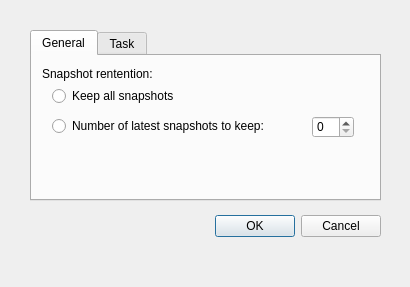
Old version of the form resources/options.ui in the repository mnchapel/packy.
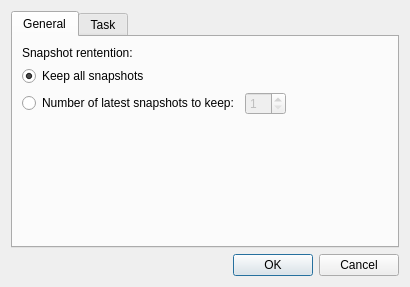
New version of the form.

Commit message: Update the options gui and add the code to open it.

```diff
--- a/resources/options.ui
+++ b/resources/options.ui
@@ -13,31 +13,9 @@
   <property name="windowTitle">
    <string>Options</string>
   </property>
-  <widget class="QDialogButtonBox" name="buttonBox">
-   <property name="geometry">
-    <rect>
-     <x>170</x>
-     <y>210</y>
-     <width>211</width>
-     <height>32</height>
-    </rect>
-   </property>
-   <property name="orientation">
-    <enum>Qt::Horizontal</enum>
-   </property>
-   <property name="standardButtons">
-    <set>QDialogButtonBox::Cancel|QDialogButtonBox::Ok</set>
-   </property>
-  </widget>
+  <layout class="QVBoxLayout" name="verticalLayout">
+   <item>
   <widget class="QTabWidget" name="tabWidget">
-   <property name="geometry">
-    <rect>
-     <x>30</x>
-     <y>30</y>
-     <width>351</width>
-     <height>171</height>
-    </rect>
-   </property>
    <property name="currentIndex">
     <number>0</number>
    </property>
@@ -45,114 +23,133 @@
     <attribute name="title">
      <string>General</string>
     </attribute>
-    <widget class="QLabel" name="label_2">
-     <property name="geometry">
-      <rect>
-       <x>10</x>
-       <y>10</y>
-       <width>121</width>
-       <height>16</height>
-      </rect>
-     </property>
-     <property name="text">
-      <string>Snapshot rentention:</string>
-     </property>
-    </widget>
+      <layout class="QGridLayout" name="gridLayout">
+       <item row="2" column="1">
     <widget class="QSpinBox" name="spinBox">
-     <property name="geometry">
-      <rect>
-       <x>280</x>
-       <y>60</y>
-       <width>42</width>
-       <height>22</height>
-      </rect>
-     </property>
-    </widget>
+         <property name="enabled">
+          <bool>false</bool>
+         </property>
+         <property name="minimum">
+          <number>1</number>
+         </property>
+        </widget>
+       </item>
+       <item row="1" column="0">
     <widget class="QRadioButton" name="radioButton_4">
-     <property name="geometry">
-      <rect>
-       <x>20</x>
-       <y>30</y>
-       <width>121</width>
-       <height>20</height>
-      </rect>
-     </property>
      <property name="text">
       <string>Keep all snapshots</string>
      </property>
-    </widget>
+         <property name="checked">
+          <bool>true</bool>
+         </property>
+        </widget>
+       </item>
+       <item row="0" column="0">
+        <widget class="QLabel" name="label_2">
+         <property name="text">
+          <string>Snapshot rentention:</string>
+         </property>
+        </widget>
+       </item>
+       <item row="2" column="0">
     <widget class="QRadioButton" name="radioButton_5">
-     <property name="geometry">
-      <rect>
-       <x>20</x>
-       <y>60</y>
-       <width>221</width>
-       <height>20</height>
-      </rect>
-     </property>
      <property name="text">
       <string>Number of latest snapshots to keep:</string>
      </property>
     </widget>
+       </item>
+       <item row="3" column="0">
+        <spacer name="verticalSpacer">
+         <property name="orientation">
+          <enum>Qt::Vertical</enum>
+         </property>
+         <property name="sizeHint" stdset="0">
+          <size>
+           <width>20</width>
+           <height>40</height>
+          </size>
+         </property>
+        </spacer>
+       </item>
+       <item row="2" column="2">
+        <spacer name="horizontalSpacer">
+         <property name="orientation">
+          <enum>Qt::Horizontal</enum>
+         </property>
+         <property name="sizeHint" stdset="0">
+          <size>
+           <width>40</width>
+           <height>20</height>
+          </size>
+         </property>
+        </spacer>
+       </item>
+      </layout>
    </widget>
    <widget class="QWidget" name="tab_task">
     <attribute name="title">
      <string>Task</string>
     </attribute>
+      <layout class="QVBoxLayout" name="verticalLayout_2">
+       <item>
     <widget class="QLabel" name="label">
-     <property name="geometry">
-      <rect>
-       <x>10</x>
-       <y>10</y>
-       <width>111</width>
-       <height>16</height>
-      </rect>
-     </property>
      <property name="text">
       <string>Output format:</string>
      </property>
     </widget>
+       </item>
+       <item>
     <widget class="QRadioButton" name="radioButton">
-     <property name="geometry">
-      <rect>
-       <x>30</x>
-       <y>40</y>
-       <width>141</width>
-       <height>20</height>
-      </rect>
-     </property>
      <property name="text">
       <string>Add the current date</string>
      </property>
-    </widget>
+         <property name="checked">
+          <bool>true</bool>
+         </property>
+        </widget>
+       </item>
+       <item>
     <widget class="QRadioButton" name="radioButton_2">
-     <property name="geometry">
-      <rect>
-       <x>30</x>
-       <y>60</y>
-       <width>141</width>
-       <height>20</height>
-      </rect>
-     </property>
      <property name="text">
       <string>Add version number</string>
      </property>
     </widget>
+       </item>
+       <item>
     <widget class="QRadioButton" name="radioButton_3">
-     <property name="geometry">
-      <rect>
-       <x>30</x>
-       <y>80</y>
-       <width>89</width>
-       <height>20</height>
-      </rect>
-     </property>
      <property name="text">
       <string>Add nothing</string>
      </property>
     </widget>
-   </widget>
-  </widget>
+       </item>
+       <item>
+        <spacer name="verticalSpacer_2">
+         <property name="orientation">
+          <enum>Qt::Vertical</enum>
+         </property>
+         <property name="sizeHint" stdset="0">
+          <size>
+           <width>20</width>
+           <height>40</height>
+          </size>
+         </property>
+        </spacer>
+       </item>
+      </layout>
+     </widget>
+    </widget>
+   </item>
+   <item>
+    <widget class="QDialogButtonBox" name="buttonBox">
+     <property name="orientation">
+      <enum>Qt::Horizontal</enum>
+     </property>
+     <property name="standardButtons">
+      <set>QDialogButtonBox::Cancel|QDialogButtonBox::Ok</set>
+     </property>
+    </widget>
+   </item>
+  </layout>
  </widget>
  <resources/>
  <connections>
```
Lines whose indentation alone changed are shown as unchanged. The commit also changes 4 other files.
